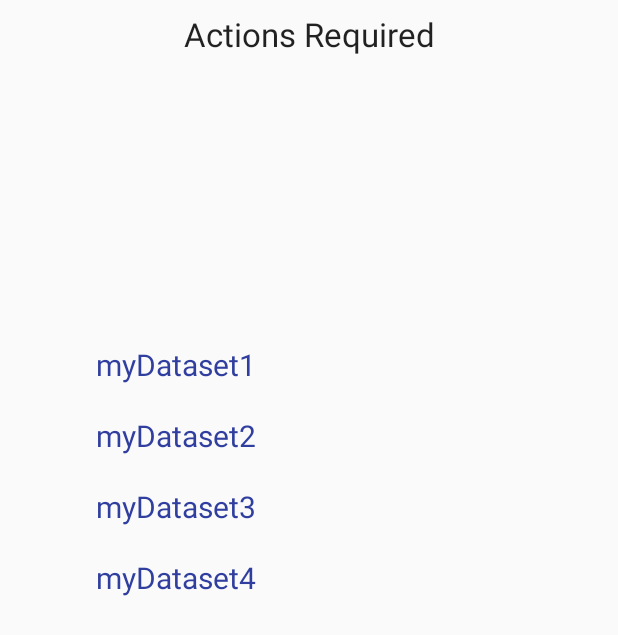
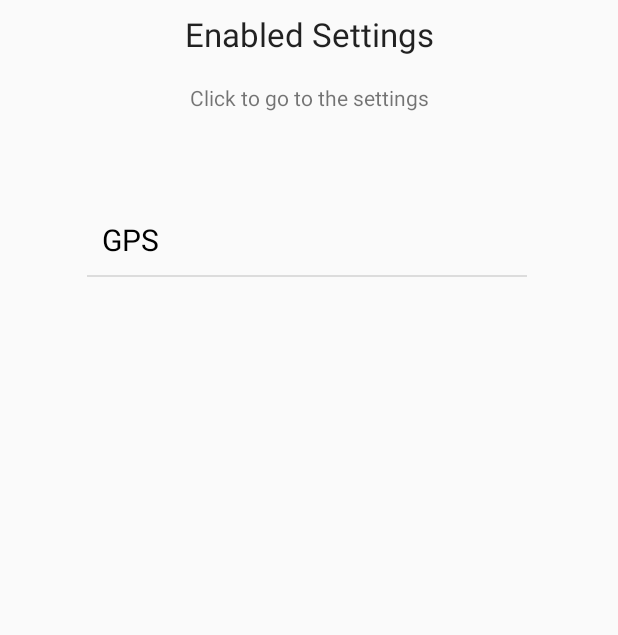
Before and after one commit to tantrumkiller/SettingsScanner, an Android app: the screen it shows after launch (StatusDisplayActivity before the commit, ActionsRequiredActivity after it), on a phone screen of 412 x 824 dp. Shown: the top 635 px of the screen. Run offline under Robolectric (Android 15) with nearby library versions, the phone set to English and light mode, and no system bars.

Commit message:
Populate actions in recylable view

```diff
--- a/app/src/main/AndroidManifest.xml
+++ b/app/src/main/AndroidManifest.xml
@@ -13,7 +13,7 @@
         android:roundIcon="@mipmap/ic_launcher_round"
         android:supportsRtl="true"
         android:theme="@style/AppTheme">
-        <activity android:name=".StatusDisplayActivity">
+        <activity android:name=".ActionsRequiredActivity">
             <intent-filter>
                 <action android:name="android.intent.action.MAIN" />
                 <category android:name="android.intent.category.LAUNCHER" />
--- a/app/src/main/java/com/example/kshitiz/helloworld/MyAdapter.java
+++ b/app/src/main/java/com/example/kshitiz/helloworld/ActionRequiredRecyclerAdapter.java
@@ -10,30 +10,31 @@ import android.widget.TextView;
 
 import java.util.List;
 
-public class MyAdapter extends RecyclerView.Adapter<MyAdapter.ViewHolder> {
+public class ActionRequiredRecyclerAdapter extends RecyclerView.Adapter<ActionRequiredRecyclerAdapter.ViewHolder> {
 
-    private List<String> mData;
-    private LayoutInflater mInflater;
-    private ItemClickListener mClickListener;
+    private final List<String> mData;
+    private final LayoutInflater mInflater;
+    private final ItemClickListener mClickListener;
 
     // data is passed into the constructor
-    MyAdapter(Context context, List<String> data) {
+    ActionRequiredRecyclerAdapter(final Context context,final  List<String> data) {
         this.mInflater = LayoutInflater.from(context);
         this.mData = data;
+        this.mClickListener = null;
     }
 
     // inflates the row layout from xml when needed
     @Override
-    public ViewHolder onCreateViewHolder(ViewGroup parent, int viewType) {
-        View view = mInflater.inflate(R.layout.my_text_view, parent, false);
+    public ViewHolder onCreateViewHolder(final ViewGroup parent, int viewType) {
+        final View view = mInflater.inflate(R.layout.action, parent, false);
         return new ViewHolder(view);
     }
 
     // binds the data to the TextView in each row
     @Override
-    public void onBindViewHolder(ViewHolder holder, int position) {
-        String animal = mData.get(position);
-        holder.myTextView.setText(animal);
+    public void onBindViewHolder(final ViewHolder holder, int position) {
+        final String action = mData.get(position);
+        holder.myTextView.setText(action);
     }
 
     // total number of rows
@@ -48,12 +49,12 @@ public class MyAdapter extends RecyclerView.Adapter<MyAdapter.ViewHolder> {
 
         ViewHolder(View itemView) {
             super(itemView);
-            myTextView = itemView.findViewById(R.id.my_text_view);
+            myTextView = itemView.findViewById(R.id.action);
             itemView.setOnClickListener(this);
         }
 
         @Override
-        public void onClick(View view) {
+        public void onClick(final View view) {
             if (mClickListener != null) mClickListener.onItemClick(view, getAdapterPosition());
             Log.i("Recycle", "Clicked");
         }
--- /dev/null
+++ b/app/src/main/java/com/example/kshitiz/helloworld/ActionsRequiredActivity.java
@@ -0,0 +1,61 @@
+package com.example.kshitiz.helloworld;
+
+import android.app.Activity;
+import android.content.Context;
+import android.content.SharedPreferences;
+import android.os.Bundle;
+import android.preference.PreferenceManager;
+import android.support.v7.widget.DividerItemDecoration;
+import android.support.v7.widget.LinearLayoutManager;
+import android.support.v7.widget.RecyclerView;
+
+import com.example.kshitiz.helloworld.setting.Setting;
+import com.example.kshitiz.helloworld.setting.SettingsConfig;
+import com.example.kshitiz.helloworld.userpreference.UserPreferencesStore;
+
+import java.util.ArrayList;
+import java.util.List;
+import java.util.Set;
+
+public class ActionsRequiredActivity extends Activity {
+    private final UserPreferencesStore userPreferencesStore;
+    private final SettingsConfig settingConfiguration;
+
+    public ActionsRequiredActivity(){
+        super();
+        this.userPreferencesStore = new UserPreferencesStore();
+        this.settingConfiguration = new SettingsConfig();
+    }
+    // Loop through whitelisted settings
+    // For enabled settings display text area
+    @Override
+    protected void onCreate(Bundle savedInstanceState) {
+        super.onCreate(savedInstanceState);
+        setContentView(R.layout.user_actions_required);
+        final RecyclerView recyclerView = findViewById(R.id.actions_requried_recycler_view);
+
+        // use this setting to improve performance if you know that changes
+        // in content do not change the layout size of the RecyclerView
+        recyclerView.setHasFixedSize(true);
+
+        // use a linear layout manager
+        final RecyclerView.LayoutManager layoutManager = new LinearLayoutManager(this);
+        recyclerView.setLayoutManager(layoutManager);
+
+        final List<String> lists = new ArrayList<>();
+        final Context context = getApplicationContext();
+        final SharedPreferences sharedPreferences = PreferenceManager.getDefaultSharedPreferences(context);
+        final Set<Setting> settings = userPreferencesStore.getSettingsEnabledForWatch(sharedPreferences);
+        for(final Setting setting: settings) {
+            if(settingConfiguration.getHandler(setting).isEnabled(context)) {
+                lists.add(setting.toString());
+            }
+        }
+
+        final RecyclerView.Adapter mAdapter = new ActionRequiredRecyclerAdapter(getApplicationContext(), lists);
+        recyclerView.setAdapter(mAdapter);
+        recyclerView.addItemDecoration(
+                new DividerItemDecoration(recyclerView.getContext(), DividerItemDecoration.VERTICAL));
+
+    }
+}
--- a/app/src/main/java/com/example/kshitiz/helloworld/StatusDisplayActivity.java
+++ /dev/null
@@ -1,43 +0,0 @@
-package com.example.kshitiz.helloworld;
-
-import android.app.Activity;
-import android.os.Bundle;
-import android.support.v7.widget.LinearLayoutManager;
-import android.support.v7.widget.RecyclerView;
-
-import java.util.ArrayList;
-import java.util.List;
-
-public class StatusDisplayActivity extends Activity {
-    private RecyclerView recyclerView;
-    private RecyclerView.Adapter mAdapter;
-    private RecyclerView.LayoutManager layoutManager;
-
-    // Loop through whitelisted settings
-    // For enabled settings display text area
-    @Override
-    protected void onCreate(Bundle savedInstanceState) {
-        super.onCreate(savedInstanceState);
-        setContentView(R.layout.action_display);
-        recyclerView = (RecyclerView) findViewById(R.id.actions_requried_recycler_view);
-
-        // use this setting to improve performance if you know that changes
-        // in content do not change the layout size of the RecyclerView
-        recyclerView.setHasFixedSize(true);
-
-        // use a linear layout manager
-        layoutManager = new LinearLayoutManager(this);
-        recyclerView.setLayoutManager(layoutManager);
-
-        // specify an adapter (see also next example)
-
-        List<String> lists = new ArrayList<>();
-        lists.add("myDataset1");
-        lists.add("myDataset2");
-        lists.add("myDataset3");
-        lists.add("myDataset4");
-
-        mAdapter = new MyAdapter(getApplicationContext(), lists);
-        recyclerView.setAdapter(mAdapter);
-    }
-}
--- a/app/src/main/res/layout/my_text_view.xml
+++ b/app/src/main/res/layout/action.xml
@@ -7,10 +7,11 @@
     android:padding="10dp">
 
     <TextView
-        android:id="@+id/my_text_view"
-        android:layout_width="wrap_content"
+        android:id="@+id/action"
+        android:layout_width="match_parent"
         android:layout_height="wrap_content"
-        android:textColor="@color/colorPrimaryDark"
+        android:textColor="@color/actionsRequired"
+        android:textAlignment="viewStart"
+        android:background="?android:attr/selectableItemBackground"
         android:textSize="20sp"/>
-
 </LinearLayout>
--- a/app/src/main/res/layout/settings_display.xml
+++ b/app/src/main/res/layout/settings_display.xml
@@ -10,7 +10,7 @@
     <Switch
         android:id="@+id/gps_toggle_button"
         android:layout_width="250dp"
-        android:layout_height="wrap_content"
+        android:layout_height="25dp"
         android:layout_marginBottom="8dp"
         android:layout_marginEnd="8dp"
         android:layout_marginStart="8dp"
--- a/app/src/main/res/layout/action_display.xml
+++ b/app/src/main/res/layout/user_actions_required.xml
@@ -1,6 +1,5 @@
 <?xml version="1.0" encoding="utf-8"?>
-<android.support.constraint.ConstraintLayout
-    xmlns:android="http://schemas.android.com/apk/res/android"
+<android.support.constraint.ConstraintLayout xmlns:android="http://schemas.android.com/apk/res/android"
     xmlns:app="http://schemas.android.com/apk/res-auto"
     xmlns:tools="http://schemas.android.com/tools"
     android:layout_width="match_parent"
@@ -8,13 +7,13 @@
 
     <TextView
         android:id="@+id/textView2"
-        android:layout_width="190dp"
-        android:layout_height="46dp"
+        android:layout_width="wrap_content"
+        android:layout_height="wrap_content"
         android:layout_marginBottom="8dp"
-        android:layout_marginEnd="8dp"
-        android:layout_marginStart="8dp"
+        android:layout_marginEnd="32dp"
+        android:layout_marginStart="32dp"
         android:layout_marginTop="8dp"
-        android:text="Actions Required"
+        android:text="@string/enabled_settings"
         android:textAlignment="center"
         android:textAppearance="@style/TextAppearance.AppCompat.Large"
         app:layout_constraintBottom_toBottomOf="parent"
@@ -25,14 +24,31 @@
 
     <android.support.v7.widget.RecyclerView
         android:id="@+id/actions_requried_recycler_view"
-        android:layout_width="304dp"
-        android:layout_height="439dp"
+        android:layout_width="293dp"
+        android:layout_height="53dp"
         android:layout_marginBottom="8dp"
-        android:layout_marginEnd="8dp"
+        android:layout_marginEnd="11dp"
         android:layout_marginStart="8dp"
         android:layout_marginTop="8dp"
         app:layout_constraintBottom_toBottomOf="parent"
         app:layout_constraintEnd_toEndOf="parent"
         app:layout_constraintStart_toStartOf="parent"
-        app:layout_constraintTop_toBottomOf="@+id/textView2" />
+        app:layout_constraintTop_toTopOf="parent"
+        app:layout_constraintVertical_bias="0.17000002" />
+
+    <TextView
+        android:id="@+id/textView4"
+        android:layout_width="wrap_content"
+        android:layout_height="wrap_content"
+        android:layout_marginBottom="8dp"
+        android:layout_marginEnd="8dp"
+        android:layout_marginStart="8dp"
+        android:layout_marginTop="8dp"
+        android:text="@string/click_to_go_to_the_settings"
+        android:textAlignment="center"
+        app:layout_constraintBottom_toBottomOf="parent"
+        app:layout_constraintEnd_toEndOf="parent"
+        app:layout_constraintStart_toStartOf="parent"
+        app:layout_constraintTop_toTopOf="parent"
+        app:layout_constraintVertical_bias="0.060000002" />
 </android.support.constraint.ConstraintLayout>
--- a/app/src/main/res/values/colors.xml
+++ b/app/src/main/res/values/colors.xml
@@ -1,5 +1,6 @@
 <?xml version="1.0" encoding="utf-8"?>
 <resources>
+    <color name="actionsRequired">#000000</color>
     <color name="colorPrimary">#3F51B5</color>
     <color name="colorPrimaryDark">#303F9F</color>
     <color name="colorAccent">#FF4081</color>
--- a/app/src/main/res/values/strings.xml
+++ b/app/src/main/res/values/strings.xml
@@ -11,4 +11,7 @@
     <string name="reminder_notification_title">SettingsWatcher Action Required</string>
     <string name="reminder_notification_text">You have some undesired settings enabled for long</string>
 
+
+    <string name="click_to_go_to_the_settings">Click to go to the settings</string>
+    <string name="enabled_settings">Enabled Settings</string>
 </resources>
```
